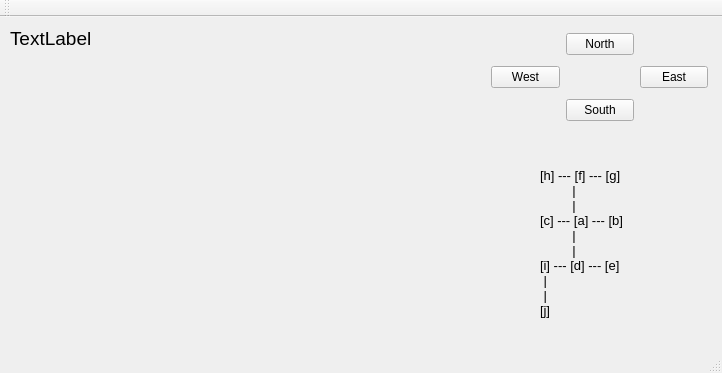
First picture: the form in mainwindow.ui, repository colmlg/ZorkProject, before the edit.
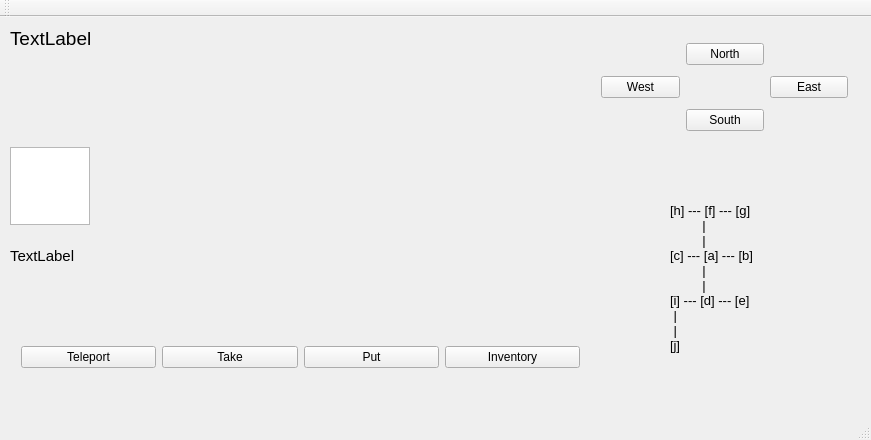
Second picture: the form after the edit.

The edit to the form file:
```diff
--- a/mainwindow.ui
+++ b/mainwindow.ui
@@ -6,8 +6,8 @@
    <rect>
     <x>0</x>
     <y>0</y>
-    <width>722</width>
-    <height>373</height>
+    <width>871</width>
+    <height>440</height>
    </rect>
   </property>
   <property name="windowTitle">
@@ -17,9 +17,9 @@
    <widget class="QWidget" name="gridLayoutWidget">
     <property name="geometry">
      <rect>
-      <x>480</x>
-      <y>0</y>
-      <width>239</width>
+      <x>590</x>
+      <y>10</y>
+      <width>269</width>
       <height>121</height>
      </rect>
     </property>
@@ -87,10 +87,10 @@
    <widget class="QLabel" name="mapLabel">
     <property name="geometry">
      <rect>
-      <x>540</x>
-      <y>140</y>
+      <x>670</x>
+      <y>160</y>
       <width>111</width>
-      <height>171</height>
+      <height>201</height>
      </rect>
     </property>
     <property name="font">
@@ -116,6 +116,83 @@
      <set>Qt::AlignLeading|Qt::AlignLeft|Qt::AlignVCenter</set>
     </property>
    </widget>
+   <widget class="QWidget" name="gridLayoutWidget_2">
+    <property name="geometry">
+     <rect>
+      <x>10</x>
+      <y>300</y>
+      <width>581</width>
+      <height>80</height>
+     </rect>
+    </property>
+    <layout class="QGridLayout" name="gridLayout_2">
+     <item row="0" column="2">
+      <widget class="QPushButton" name="putButton">
+       <property name="text">
+        <string>Put</string>
+       </property>
+      </widget>
+     </item>
+     <item row="0" column="0">
+      <widget class="QPushButton" name="teleportButton">
+       <property name="text">
+        <string>Teleport</string>
+       </property>
+      </widget>
+     </item>
+     <item row="0" column="1">
+      <widget class="QPushButton" name="takeButton">
+       <property name="text">
+        <string>Take</string>
+       </property>
+      </widget>
+     </item>
+     <item row="0" column="3">
+      <widget class="QPushButton" name="inventoryButton">
+       <property name="text">
+        <string>Inventory</string>
+       </property>
+      </widget>
+     </item>
+    </layout>
+   </widget>
+   <widget class="QLabel" name="inventoryLabel">
+    <property name="geometry">
+     <rect>
+      <x>10</x>
+      <y>230</y>
+      <width>481</width>
+      <height>61</height>
+     </rect>
+    </property>
+    <property name="font">
+     <font>
+      <pointsize>11</pointsize>
+     </font>
+    </property>
+    <property name="text">
+     <string>TextLabel</string>
+    </property>
+    <property name="alignment">
+     <set>Qt::AlignLeading|Qt::AlignLeft|Qt::AlignTop</set>
+    </property>
+   </widget>
+   <widget class="QGraphicsView" name="graphicsView">
+    <property name="geometry">
+     <rect>
+      <x>10</x>
+      <y>130</y>
+      <width>80</width>
+      <height>78</height>
+     </rect>
+    </property>
+    <property name="maximumSize">
+     <size>
+      <width>80</width>
+      <height>80</height>
+     </size>
+    </property>
+   </widget>
   </widget>
   <widget class="QMenuBar" name="menuBar">
    <property name="geometry">
```
Left out of the diff: 4 changed lines with no effect on the pictures.
